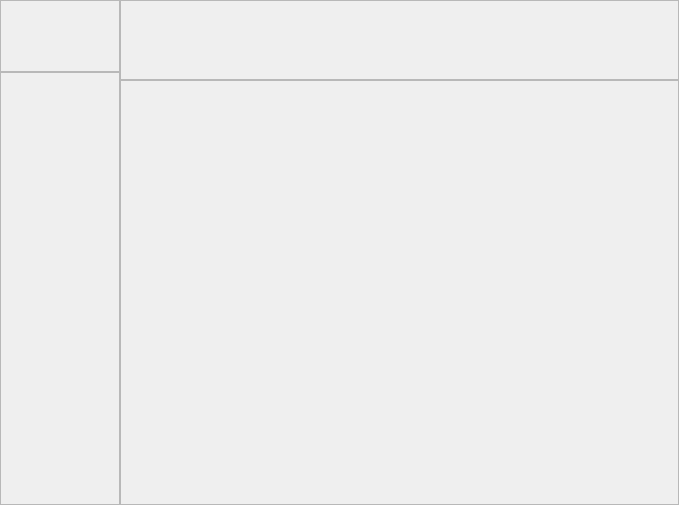
Before: the Qt Designer form contact/ContactWidget.ui in HcashOrg/hx-indicator, drawn with Qt 5.
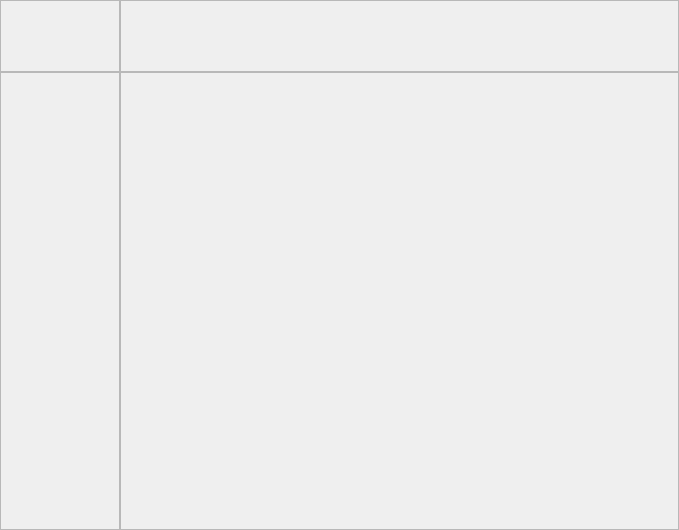
After: the same form once the commit is applied.

Diff of the .ui file:
```diff
--- a/contact/ContactWidget.ui
+++ b/contact/ContactWidget.ui
@@ -7,7 +7,7 @@
     <x>0</x>
     <y>0</y>
     <width>679</width>
-    <height>505</height>
+    <height>530</height>
    </rect>
   </property>
   <property name="windowTitle">
@@ -86,7 +86,7 @@
           <x>0</x>
           <y>0</y>
           <width>118</width>
-          <height>429</height>
+          <height>454</height>
          </rect>
         </property>
        </widget>
@@ -104,13 +104,13 @@
        <property name="minimumSize">
         <size>
          <width>0</width>
-         <height>80</height>
+         <height>72</height>
         </size>
        </property>
        <property name="maximumSize">
         <size>
          <width>16777215</width>
-         <height>80</height>
+         <height>72</height>
         </size>
        </property>
        <property name="widgetResizable">
@@ -122,7 +122,7 @@
           <x>0</x>
           <y>0</y>
           <width>553</width>
-          <height>78</height>
+          <height>70</height>
          </rect>
         </property>
        </widget>
@@ -139,7 +139,7 @@
           <x>0</x>
           <y>0</y>
           <width>553</width>
-          <height>421</height>
+          <height>454</height>
          </rect>
         </property>
        </widget>
```
